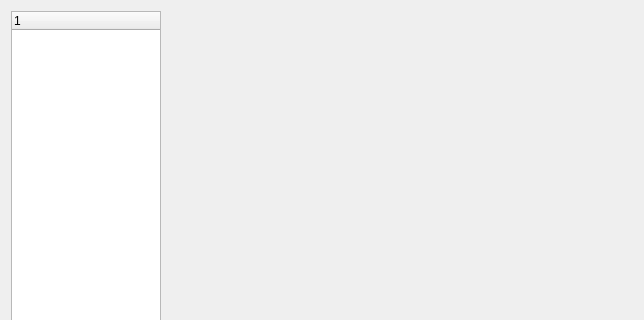
Qt form src/xamp/preferencedialog.ui (billlin0904/xamp2) before a commit; both pictures show x 0 to 644 and y 0 to 320 of the 644 by 569 pixel window.
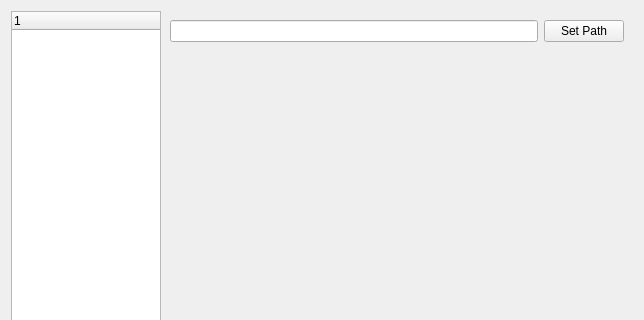
The same form after that commit. The open tabs and pages were chosen to show the change.

```diff
--- a/src/xamp/preferencedialog.ui
+++ b/src/xamp/preferencedialog.ui
@@ -67,7 +67,39 @@
         </sizepolicy>
        </property>
        <widget class="QWidget" name="playbackPage">
-        <layout class="QVBoxLayout" name="verticalLayout_8"/>
+        <layout class="QVBoxLayout" name="verticalLayout_2">
+         <item>
+          <layout class="QHBoxLayout" name="horizontalLayout_2">
+           <item>
+            <widget class="QLineEdit" name="musicFilePath">
+             <property name="readOnly">
+              <bool>true</bool>
+             </property>
+            </widget>
+           </item>
+           <item>
+            <widget class="QPushButton" name="setPathButton">
+             <property name="text">
+              <string>Set Path</string>
+             </property>
+            </widget>
+           </item>
+          </layout>
+         </item>
+         <item>
+          <spacer name="verticalSpacer">
+           <property name="orientation">
+            <enum>Qt::Vertical</enum>
+           </property>
+           <property name="sizeHint" stdset="0">
+            <size>
+             <width>20</width>
+             <height>40</height>
+            </size>
+           </property>
+          </spacer>
+         </item>
+        </layout>
        </widget>
        <widget class="QWidget" name="dspManagerPage">
         <layout class="QVBoxLayout" name="verticalLayout_3">
```
Left out of the diff: 7 changed lines with no effect on the pictures.
